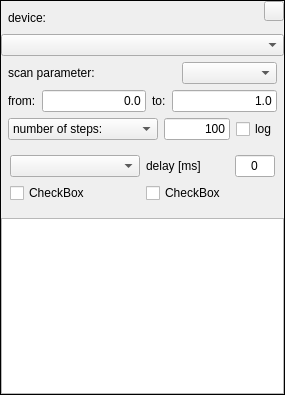
marvin5300/general-purpose-control, file src/scanparameterselection.ui: the form before one commit.
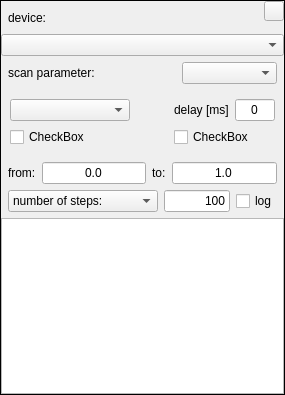
The form after the commit.

The edit to the form file:
```diff
--- a/src/scanparameterselection.ui
+++ b/src/scanparameterselection.ui
@@ -246,6 +246,100 @@
      </item>
     </layout>
    </item>
+   <item>
+    <widget class="QWidget" name="checkBoxWidget" native="true">
+     <layout class="QGridLayout" name="gridLayout">
+      <item row="0" column="0">
+       <widget class="QComboBox" name="scanParameterAdjustMode">
+        <property name="sizePolicy">
+         <sizepolicy hsizetype="Fixed" vsizetype="Fixed">
+          <horstretch>0</horstretch>
+          <verstretch>0</verstretch>
+         </sizepolicy>
+        </property>
+        <property name="minimumSize">
+         <size>
+          <width>120</width>
+          <height>0</height>
+         </size>
+        </property>
+       </widget>
+      </item>
+      <item row="0" column="2">
+       <layout class="QHBoxLayout" name="horizontalLayout_3">
+        <item>
+         <widget class="QLabel" name="delayLabel">
+          <property name="text">
+           <string>delay [ms]</string>
+          </property>
+         </widget>
+        </item>
+        <item>
+         <widget class="QLineEdit" name="delayEdit">
+          <property name="sizePolicy">
+           <sizepolicy hsizetype="Fixed" vsizetype="Fixed">
+            <horstretch>0</horstretch>
+            <verstretch>0</verstretch>
+           </sizepolicy>
+          </property>
+          <property name="minimumSize">
+           <size>
+            <width>40</width>
+            <height>0</height>
+           </size>
+          </property>
+          <property name="maximumSize">
+           <size>
+            <width>40</width>
+            <height>16777215</height>
+           </size>
+          </property>
+          <property name="baseSize">
+           <size>
+            <width>50</width>
+            <height>0</height>
+           </size>
+          </property>
+          <property name="text">
+           <string>0</string>
+          </property>
+          <property name="alignment">
+           <set>Qt::AlignCenter</set>
+          </property>
+         </widget>
+        </item>
+       </layout>
+      </item>
+      <item row="1" column="0">
+       <widget class="QCheckBox" name="checkBox_4">
+        <property name="text">
+         <string>CheckBox</string>
+        </property>
+       </widget>
+      </item>
+      <item row="1" column="2">
+       <widget class="QCheckBox" name="checkBox_5">
+        <property name="text">
+         <string>CheckBox</string>
+        </property>
+       </widget>
+      </item>
+      <item row="0" column="1">
+       <spacer name="horizontalSpacer_4">
+        <property name="orientation">
+         <enum>Qt::Horizontal</enum>
+        </property>
+        <property name="sizeHint" stdset="0">
+         <size>
+          <width>40</width>
+          <height>20</height>
+         </size>
+        </property>
+       </spacer>
+      </item>
+     </layout>
+    </widget>
+   </item>
    <item>
     <layout class="QHBoxLayout" name="intervalSettingLayout">
      <property name="leftMargin">
@@ -269,23 +363,11 @@
      </item>
      <item>
       <widget class="QLineEdit" name="fromEdit">
-       <property name="sizePolicy">
-        <sizepolicy hsizetype="MinimumExpanding" vsizetype="Fixed">
-         <horstretch>0</horstretch>
-         <verstretch>0</verstretch>
-        </sizepolicy>
-       </property>
-       <property name="minimumSize">
-        <size>
-         <width>50</width>
-         <height>0</height>
-        </size>
-       </property>
        <property name="text">
         <string>0.0</string>
        </property>
        <property name="alignment">
-        <set>Qt::AlignRight|Qt::AlignTrailing|Qt::AlignVCenter</set>
+        <set>Qt::AlignCenter</set>
        </property>
       </widget>
      </item>
@@ -304,23 +386,11 @@
      </item>
      <item>
       <widget class="QLineEdit" name="toEdit">
-       <property name="sizePolicy">
-        <sizepolicy hsizetype="MinimumExpanding" vsizetype="Fixed">
-         <horstretch>0</horstretch>
-         <verstretch>0</verstretch>
-        </sizepolicy>
-       </property>
-       <property name="minimumSize">
-        <size>
-         <width>50</width>
-         <height>0</height>
-        </size>
-       </property>
        <property name="text">
         <string>1.0</string>
        </property>
        <property name="alignment">
-        <set>Qt::AlignRight|Qt::AlignTrailing|Qt::AlignVCenter</set>
+        <set>Qt::AlignCenter</set>
        </property>
       </widget>
      </item>
@@ -393,72 +463,20 @@
     </layout>
    </item>
    <item>
-    <widget class="QWidget" name="checkBoxWidget" native="true">
-     <layout class="QGridLayout" name="gridLayout">
-      <item row="1" column="0">
-       <widget class="QCheckBox" name="checkBox_4">
-        <property name="text">
-         <string>CheckBox</string>
-        </property>
-       </widget>
-      </item>
-      <item row="1" column="1">
-       <widget class="QCheckBox" name="checkBox_5">
-        <property name="text">
-         <string>CheckBox</string>
-        </property>
-       </widget>
-      </item>
-      <item row="0" column="0">
-       <widget class="QComboBox" name="scanParameterAdjustMode"/>
-      </item>
-      <item row="0" column="1">
-       <layout class="QHBoxLayout" name="horizontalLayout_3">
-        <item>
-         <widget class="QLabel" name="label_2">
-          <property name="text">
-           <string>delay [ms]</string>
-          </property>
-         </widget>
-        </item>
-        <item>
-         <widget class="QLineEdit" name="lineEdit">
-          <property name="sizePolicy">
-           <sizepolicy hsizetype="Fixed" vsizetype="Fixed">
-            <horstretch>0</horstretch>
-            <verstretch>0</verstretch>
-           </sizepolicy>
-          </property>
-          <property name="minimumSize">
-           <size>
-            <width>40</width>
-            <height>0</height>
-           </size>
-          </property>
-          <property name="maximumSize">
-           <size>
-            <width>40</width>
-            <height>16777215</height>
-           </size>
-          </property>
-          <property name="baseSize">
-           <size>
-            <width>50</width>
-            <height>0</height>
-           </size>
-          </property>
-          <property name="text">
-           <string>0</string>
-          </property>
-          <property name="alignment">
-           <set>Qt::AlignCenter</set>
-          </property>
-         </widget>
-        </item>
-       </layout>
-      </item>
-     </layout>
-    </widget>
+    <spacer name="scanParameterSpacer">
+     <property name="orientation">
+      <enum>Qt::Vertical</enum>
+     </property>
+     <property name="sizeType">
+      <enum>QSizePolicy::Preferred</enum>
+     </property>
+     <property name="sizeHint" stdset="0">
+      <size>
+       <width>20</width>
+       <height>0</height>
+      </size>
+     </property>
+    </spacer>
    </item>
    <item>
     <widget class="QTableWidget" name="scanParameterTableWidget">
```
